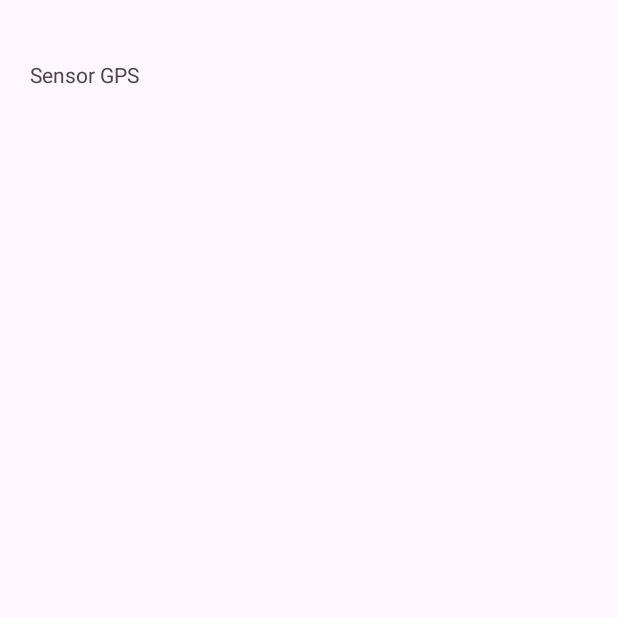
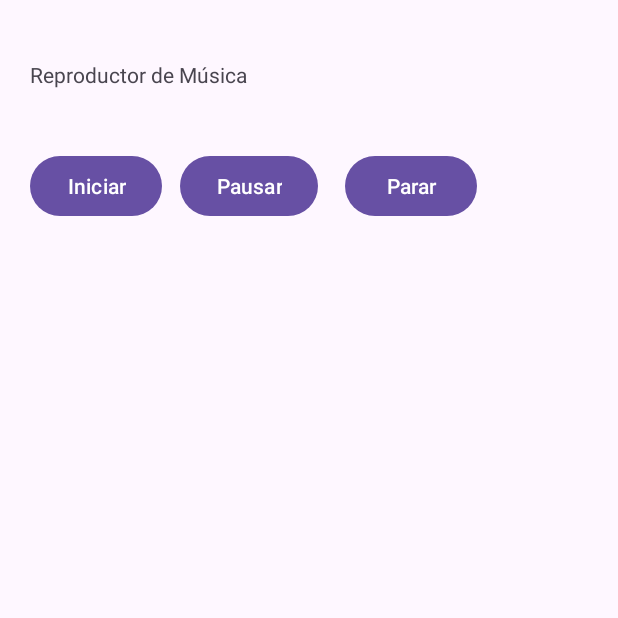
Before and after one commit to marlon-cruz/prograII-semi-2025, an Android app: the screen it shows after launch (MainActivity), on a phone screen of 412 x 824 dp, the top half of it. Before the commit the part shown is almost empty. Run offline under Robolectric (Android 15) with nearby library versions, the phone set to English and light mode, and no system bars.

Commit message:
Creacion de la rama Reproductor_musica y funcionamiento reproduccion con cancion Daft Punk - Get Lucky

```diff
--- a/app/src/main/java/com/example/miprimeraaplicacion/MainActivity.java
+++ b/app/src/main/java/com/example/miprimeraaplicacion/MainActivity.java
@@ -1,78 +1,59 @@
 package com.example.miprimeraaplicacion;
 
-import android.graphics.Color;
-import android.hardware.Sensor;
-import android.hardware.SensorEvent;
-import android.hardware.SensorEventListener;
-import android.hardware.SensorManager;
-import android.location.Location;
-import android.location.LocationListener;
-import android.location.LocationManager;
+import android.media.MediaPlayer;
 import android.os.Bundle;
 import android.view.View;
 import android.widget.Button;
-import android.widget.RadioButton;
-import android.widget.RadioGroup;
-import android.widget.Spinner;
-import android.widget.TabHost;
 import android.widget.TextView;
-import android.widget.Toast;
-
-import androidx.activity.EdgeToEdge;
-import androidx.appcompat.app.AppCompatActivity;
-import androidx.core.app.ActivityCompat;
-import androidx.core.graphics.Insets;
-import androidx.core.view.ViewCompat;
-import androidx.core.view.WindowInsetsCompat;
-
 import androidx.appcompat.app.AppCompatActivity;
 
-import java.math.BigDecimal;
-import java.math.RoundingMode;
 
     public class MainActivity extends AppCompatActivity {
         TextView tempVal;
-        LocationManager locationManager;
-        LocationListener locationListener;
+        Button btn;
+        MediaPlayer mediaPlayer;
         @Override
         protected void onCreate(Bundle savedInstanceState) {
             super.onCreate(savedInstanceState);
             setContentView(R.layout.activity_main);
-            tempVal = findViewById(R.id.lblSensorGps);
-            obtenerPosicion();
+            tempVal = findViewById(R.id.lblReproductorMusica);
+            reproductorMusca();
+            btn = findViewById(R.id.btnIniciar);
+            btn.setOnClickListener(new View.OnClickListener() {
+                @Override
+                public void onClick(View v) {
+                    iniciar();
+                }
+            });
+            btn = findViewById(R.id.btnPausar);
+            btn.setOnClickListener(new View.OnClickListener() {
+                @Override
+                public void onClick(View v) {
+                    pausar();
+                }
+            });
+            btn = findViewById(R.id.btnParar);
+            btn.setOnClickListener(new View.OnClickListener() {
+                @Override
+                public void onClick(View v) {
+                    detener();
+                }
+            });
         }
-        void obtenerPosicion(){
-            try{
-                locationManager = (LocationManager) getSystemService(LOCATION_SERVICE);
-                if(ActivityCompat.checkSelfPermission(this, android.Manifest.permission.ACCESS_FINE_LOCATION) != getPackageManager().PERMISSION_GRANTED &&
-                        ActivityCompat.checkSelfPermission(this, android.Manifest.permission.ACCESS_COARSE_LOCATION) != getPackageManager().PERMISSION_GRANTED){
-                    ActivityCompat.requestPermissions(this, new String[]{android.Manifest.permission.ACCESS_FINE_LOCATION}, 1);
-                    tempVal.setText("Solicitando permisos de ubicación...");
-                }
-                locationListener = new LocationListener() {
-                    @Override
-                    public void onLocationChanged(Location location) {
-                        mostrarUbicacion(location);
-                    }
-                    @Override
-                    public void onStatusChanged(String provider, int status, Bundle extras) {
-                        tempVal.setText("Estado del proveedor: "+ status);
-                    }
-                    @Override
-                    public void onProviderEnabled(String provider) {
-                        tempVal.setText("Proveedor habilitado: "+ provider);
-                    }
-                    @Override
-                    public void onProviderDisabled(String provider) {
-                        tempVal.setText("Proveedor deshabilitado: "+ provider);
-                    }
-                };
-                locationManager.requestLocationUpdates(LocationManager.GPS_PROVIDER, 0, 0, locationListener);
-            }catch (SecurityException e){
-                tempVal.setText("Error al obtener la ubicación: "+ e.getMessage());
-            }
+        void reproductorMusca(){
+            mediaPlayer = MediaPlayer.create(this, R.raw.audio);
         }
-        void mostrarUbicacion(Location location){
-            tempVal.setText("Latitud: "+ location.getLatitude() + "\nLongitud: "+ location.getLongitude() + "\nAltitud: "+ location.getAltitude());
+        void iniciar(){
+            mediaPlayer.start();
+            tempVal.setText("Reproduciendo...");
+        }
+        void pausar(){
+            mediaPlayer.pause();
+            tempVal.setText("Pausado...");
+        }
+        void detener(){
+            mediaPlayer.stop();
+            tempVal.setText("Detenido...");
+            reproductorMusca();
         }
     }
--- a/app/src/main/res/layout/activity_main.xml
+++ b/app/src/main/res/layout/activity_main.xml
@@ -8,11 +8,32 @@
     tools:context=".MainActivity">
 
     <TextView
-        android:id="@+id/lblSensorGps"
-        android:text="Sensor GPS"
+        android:id="@+id/lblReproductorMusica"
+        android:text="Reproductor de Música"
         android:layout_marginTop="40dp"
         android:layout_marginLeft="20dp"
         android:layout_width="wrap_content"
         android:layout_height="wrap_content"/>
 
+    <Button
+        android:id="@+id/btnIniciar"
+        android:text="Iniciar"
+        android:layout_marginTop="100dp"
+        android:layout_marginLeft="20dp"
+        android:layout_width="wrap_content"
+        android:layout_height="wrap_content"/>
+    <Button
+        android:id="@+id/btnPausar"
+        android:text="Pausar"
+        android:layout_marginTop="100dp"
+        android:layout_marginLeft="120dp"
+        android:layout_width="wrap_content"
+        android:layout_height="wrap_content"/>
+    <Button
+        android:id="@+id/btnParar"
+        android:text="Parar"
+        android:layout_marginTop="100dp"
+        android:layout_marginLeft="230dp"
+        android:layout_width="wrap_content"
+        android:layout_height="wrap_content"/>
 </RelativeLayout>
```
